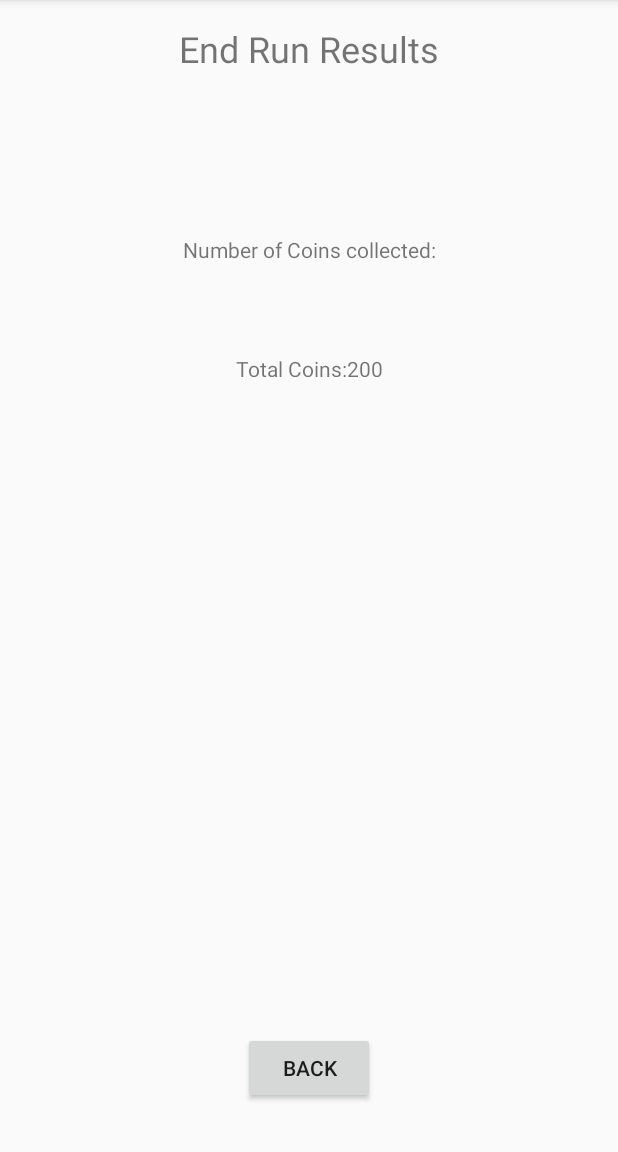
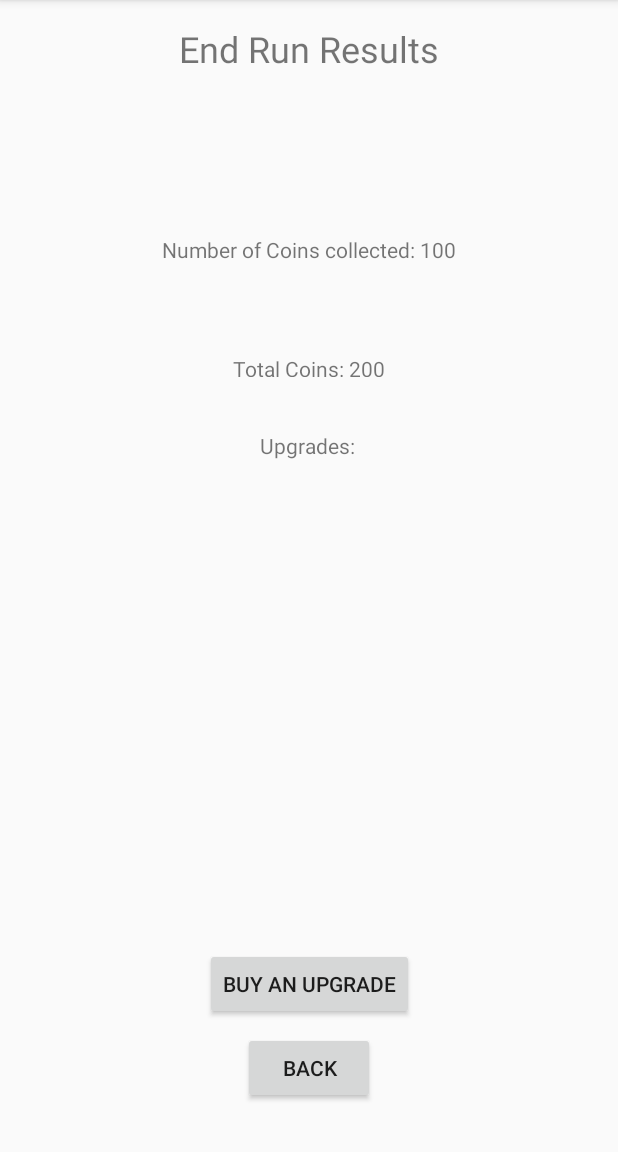
Before and after one commit to Nayzee/semester-project, an Android app: the ResultsActivity screen opened directly, with no data from a screen before it, on a phone screen of 412 x 824 dp, the part 84-1236 px from its top. Run offline under Robolectric (Android 15) with nearby library versions, the phone set to English and light mode, and no system bars.

Commit message:
Choice Project 0.8

```diff
--- a/app/src/main/java/com/example/donovan/epicrunningsim/ResultsActivity.java
+++ b/app/src/main/java/com/example/donovan/epicrunningsim/ResultsActivity.java
@@ -20,8 +20,12 @@ import static java.lang.Integer.parseInt;
 public class ResultsActivity extends AppCompatActivity {
     //create variable for back button
     private Button backButton;
+    private Button upgradeButton;
+    private TextView coinsCollected;
     private TextView totalCoins;
+    private TextView upgrades;
     private int numOfCoins;
+    private int numOfUpgrades;
     int coinsPerRun = 100;
 
 
@@ -32,85 +36,57 @@ public class ResultsActivity extends AppCompatActivity {
 
         //attach button variable to button in layout
         backButton = (Button) findViewById(R.id.btnBack);
+        upgradeButton = (Button) findViewById(R.id.btnUpgrade);
         totalCoins = (TextView) findViewById(R.id.txtTotalCoins);
-        //totalCoins.setText("Total Coins: " + numOfCoins);
-
-        /*FileInputStream inputStream;
-
-        try {
-            inputStream = openFileInput("numberOfCoins");
-            numOfCoins = inputStream.read();
-        } catch(Exception e) {
-
-        }
-        numOfCoins = numOfCoins + 10;
-        totalCoins.setText("Total Coins: " + numOfCoins);
-
-        String filename = "numberOfCoins";
-        String fileContents = numOfCoins + "";
-        FileOutputStream outputStream;
-
-        try {
-            outputStream = openFileOutput(filename, Context.MODE_PRIVATE);
-            outputStream.write(fileContents.getBytes());
-            outputStream.close();
-        } catch (Exception e) {
-            e.printStackTrace();
-        }*/
+        coinsCollected = (TextView) findViewById(R.id.txtCoinsCollected);
+        upgrades = (TextView) findViewById(R.id.txtNumberOfUpgrades);
 
 
-
-        /*SharedPreferences sharedPref = this.getPreferences(Context.MODE_PRIVATE);
-        SharedPreferences.Editor editor = sharedPref.edit();
-        editor.putInt(getString(R.string.saved_high_score_key), newHighScore);*/
+        coinsCollected.setText(getString(R.string.coins_collected) + " " + coinsPerRun);
 
 
+        //create file to store coins and upgrades
+        final SharedPreferences sharedPrefCoins = getApplicationContext().getSharedPreferences(
+                "numberOfCoins", Context.MODE_PRIVATE);
+        final SharedPreferences sharedPrefUpgrades = getApplicationContext().getSharedPreferences(
+                "numberOfUpgrades", Context.MODE_PRIVATE);
+        final SharedPreferences.Editor editorCoins = sharedPrefCoins.edit();
+        final SharedPreferences.Editor editorUpgrades = sharedPrefUpgrades.edit();
 
-        SharedPreferences sharedPref = getApplicationContext().getSharedPreferences(
-                "numberOfCoins", Context.MODE_PRIVATE);
-        SharedPreferences.Editor editor = sharedPref.edit();
+        //get the number of coins and upgrades the user currently has
+        numOfCoins = sharedPrefCoins.getInt("numberOfCoins", 0);
+        numOfUpgrades = sharedPrefUpgrades.getInt("numberOfUpgrades", 0);
 
-        numOfCoins = sharedPref.getInt("numberOfCoins", 0);
-
+        //take the coins from this run and add it to the total coins
         numOfCoins = numOfCoins + coinsPerRun;
 
-        editor.putInt("numberOfCoins", numOfCoins);
-        editor.apply();
+        //update the number of coins in the shared preferences file
+        editorCoins.putInt("numberOfCoins", numOfCoins);
+        editorCoins.apply();
 
-        totalCoins.setText(getString(R.string.total_coins) + sharedPref.getInt("numberOfCoins", 0));
+        //update the display for the coins
+        totalCoins.setText(getString(R.string.total_coins) + " " + sharedPrefCoins.getInt("numberOfCoins", 0));
 
+        //buy an upgrade
+        upgradeButton.setOnClickListener(new View.OnClickListener() {
+            @Override
+            public void onClick(View view) {
 
+                //subtract coins to purchase an upgrade
+                numOfCoins -= 100;
+                numOfUpgrades += 1;
 
+                //update the number of coins and the number of upgrades
+                editorUpgrades.putInt("numberOfUpgrades", numOfUpgrades);
+                editorUpgrades.apply();
+                editorCoins.putInt("numberOfCoins", numOfCoins);
+                editorCoins.apply();
 
-
-
-
-
-
-
-        /*SharedPreferences sharedPref = this.getPreferences(Context.MODE_PRIVATE);
-        SharedPreferences.Editor editor = sharedPref.edit();
-        editor.putInt(getString(R.string.number_of_coins), 5);
-        editor.apply();
-        editor.putInt(getString(R.string.number_of_coins), parseInt(getString(R.string.number_of_coins)) + 1);
-        editor.apply();
-
-        int test = sharedPref.getInt(getString(R.string.number_of_coins), 6);
-
-
-
-
-
-        totalCoins.setText("" + test);*/
-
-
-
-
-
-
-
-
-
+                //update the display for coins and upgrades
+                upgrades.setText("Number of Upgrades: " + sharedPrefUpgrades.getInt("numberOfUpgrades", 0));
+                totalCoins.setText(getString(R.string.total_coins) + " " + sharedPrefCoins.getInt("numberOfCoins", 0));
+            }
+        });
 
         //go back to main activity
         backButton.setOnClickListener(new View.OnClickListener() {
--- a/app/src/main/java/com/example/donovan/epicrunningsim/SettingsActivity.java
+++ b/app/src/main/java/com/example/donovan/epicrunningsim/SettingsActivity.java
@@ -43,12 +43,12 @@ public class SettingsActivity extends AppCompatActivity {
         deleteButton.setOnClickListener(new View.OnClickListener() {
             @Override
             public void onClick(View view) {
-                SharedPreferences sharedPref = getApplicationContext().getSharedPreferences(
+                SharedPreferences sharedPrefCoins = getApplicationContext().getSharedPreferences(
                         "numberOfCoins", Context.MODE_PRIVATE);
-                SharedPreferences.Editor editor = sharedPref.edit();
+                SharedPreferences.Editor editorCoins = sharedPrefCoins.edit();
 
-                editor.putInt("numberOfCoins", 0);
-                editor.apply();
+                editorCoins.putInt("numberOfCoins", 0);
+                editorCoins.apply();
 
                 Toast toast = Toast.makeText(getApplicationContext(), "Your coins have been set to 0.", Toast.LENGTH_SHORT);
                 toast.show();
--- a/app/src/main/res/layout/activity_results.xml
+++ b/app/src/main/res/layout/activity_results.xml
@@ -47,4 +47,25 @@
         app:layout_constraintLeft_toLeftOf="parent"
         app:layout_constraintRight_toRightOf="parent" />
 
+    <Button
+        android:id="@+id/btnUpgrade"
+        android:layout_width="wrap_content"
+        android:layout_height="wrap_content"
+        android:layout_marginBottom="8dp"
+        android:text="Buy an upgrade"
+        app:layout_constraintBottom_toTopOf="@+id/btnBack"
+        app:layout_constraintLeft_toLeftOf="parent"
+        app:layout_constraintRight_toRightOf="parent" />
+
+    <TextView
+        android:id="@+id/txtNumberOfUpgrades"
+        android:layout_width="wrap_content"
+        android:layout_height="24dp"
+        android:layout_marginTop="36dp"
+        android:text="Upgrades: "
+        app:layout_constraintHorizontal_bias="0.501"
+        app:layout_constraintLeft_toLeftOf="parent"
+        app:layout_constraintRight_toRightOf="parent"
+        app:layout_constraintTop_toBottomOf="@+id/txtTotalCoins" />
+
 </android.support.constraint.ConstraintLayout>
```
